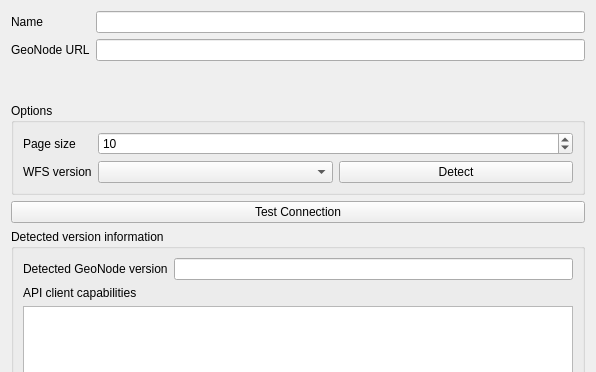
The window that src/qgis_geonode/ui/connection_dialog.ui (GeoNode/QGISGeoNodePlugin) describes before a commit, drawn with Qt 5; both pictures show x 0 to 596 and y 0 to 372 of the 596 by 608 pixel window.
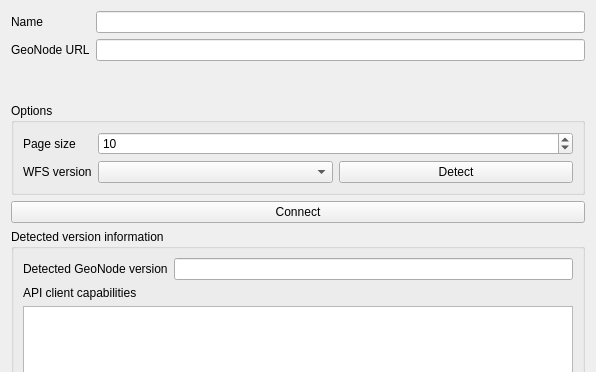
The same window after the commit. Custom widgets are drawn as their Qt base class.

Commit message: Improving 'test connection button

The edit to the form file:
```diff
--- a/src/qgis_geonode/ui/connection_dialog.ui
+++ b/src/qgis_geonode/ui/connection_dialog.ui
@@ -146,7 +146,7 @@
       </sizepolicy>
      </property>
      <property name="text">
-      <string>Test Connection</string>
+      <string>Connect</string>
      </property>
     </widget>
    </item>
```
Left out of the diff: 2 changed lines with no effect on the pictures. The commit also changes 1 other file.
